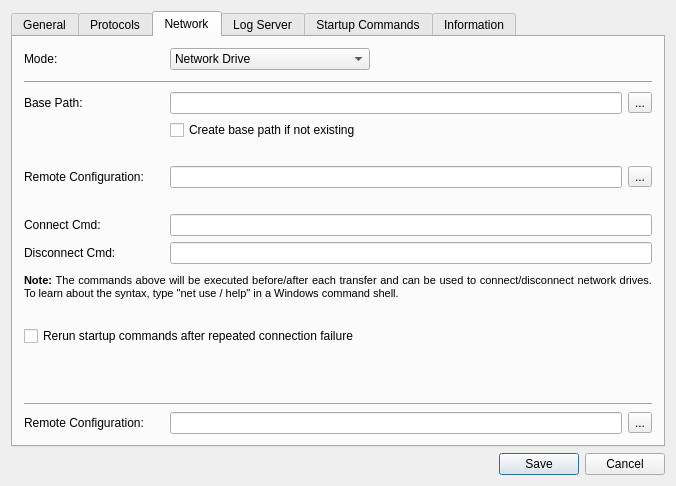
WillForan/yarraclient, file Client/rds_configurationwindow.ui: the form before one commit.
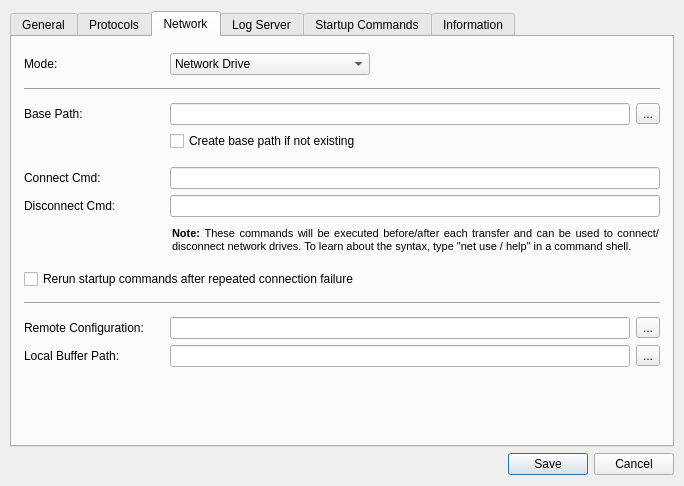
The form after the commit. Icons and pictures are not drawn.

The edit to the form file:
```diff
--- a/Client/rds_configurationwindow.ui
+++ b/Client/rds_configurationwindow.ui
@@ -6,7 +6,7 @@
    <rect>
     <x>0</x>
     <y>0</y>
-    <width>676</width>
+    <width>684</width>
     <height>486</height>
    </rect>
   </property>
@@ -14,6 +14,12 @@
    <string>Configuration</string>
   </property>
   <layout class="QVBoxLayout" name="verticalLayout">
+   <property name="leftMargin">
+    <number>10</number>
+   </property>
+   <property name="rightMargin">
+    <number>10</number>
+   </property>
    <item>
     <widget class="QTabWidget" name="tabWidget">
      <property name="tabShape">
@@ -583,11 +589,20 @@
       <attribute name="title">
        <string>Network</string>
       </attribute>
-      <layout class="QVBoxLayout" name="verticalLayout_4">
+      <layout class="QVBoxLayout" name="verticalLayout_5">
+       <property name="leftMargin">
+        <number>12</number>
+       </property>
+       <property name="topMargin">
+        <number>16</number>
+       </property>
+       <property name="rightMargin">
+        <number>12</number>
+       </property>
        <item>
         <layout class="QHBoxLayout" name="horizontalLayout">
          <property name="bottomMargin">
-          <number>4</number>
+          <number>0</number>
          </property>
          <item>
           <widget class="QLabel" name="label_13">
@@ -637,7 +652,7 @@
          <property name="minimumSize">
           <size>
            <width>0</width>
-           <height>4</height>
+           <height>16</height>
           </size>
          </property>
          <property name="orientation">
@@ -645,24 +660,13 @@
          </property>
         </widget>
        </item>
-       <item>
-        <layout class="QHBoxLayout" name="horizontalLayout_2">
-         <property name="spacing">
-          <number>0</number>
-         </property>
-         <property name="leftMargin">
-          <number>0</number>
-         </property>
-         <property name="topMargin">
-          <number>2</number>
-         </property>
          <item>
           <widget class="QStackedWidget" name="networkStackedWidget">
            <property name="currentIndex">
             <number>0</number>
            </property>
            <widget class="QWidget" name="page">
-            <layout class="QVBoxLayout" name="verticalLayout_5">
+          <layout class="QVBoxLayout" name="verticalLayout_4">
              <property name="leftMargin">
               <number>0</number>
              </property>
@@ -753,50 +757,7 @@
                <property name="sizeHint" stdset="0">
                 <size>
                  <width>20</width>
-                 <height>20</height>
-                </size>
-               </property>
-              </spacer>
-             </item>
-             <item>
-              <layout class="QHBoxLayout" name="horizontalLayout_9">
-               <item>
-                <widget class="QLabel" name="networkRemoteConfigLabel">
-                 <property name="minimumSize">
-                  <size>
-                   <width>140</width>
-                   <height>0</height>
-                  </size>
-                 </property>
-                 <property name="text">
-                  <string>Remote Configuration: </string>
-                 </property>
-                </widget>
-               </item>
-               <item>
-                <widget class="QLineEdit" name="networkRemoteConfigLabelEdit"/>
-               </item>
-               <item>
-                <widget class="QToolButton" name="networkRemoteConfigurationButton">
-                 <property name="text">
-                  <string>...</string>
-                 </property>
-                </widget>
-               </item>
-              </layout>
-             </item>
-             <item>
-              <spacer name="verticalSpacer_19">
-               <property name="orientation">
-                <enum>Qt::Vertical</enum>
-               </property>
-               <property name="sizeType">
-                <enum>QSizePolicy::Fixed</enum>
-               </property>
-               <property name="sizeHint" stdset="0">
-                <size>
-                 <width>20</width>
-                 <height>20</height>
+               <height>10</height>
                 </size>
                </property>
               </spacer>
@@ -861,13 +822,31 @@
               </spacer>
              </item>
              <item>
+            <layout class="QHBoxLayout" name="horizontalLayout_2">
+             <item>
+              <spacer name="horizontalSpacer_4">
+               <property name="orientation">
+                <enum>Qt::Horizontal</enum>
+               </property>
+               <property name="sizeType">
+                <enum>QSizePolicy::Fixed</enum>
+               </property>
+               <property name="sizeHint" stdset="0">
+                <size>
+                 <width>148</width>
+                 <height>20</height>
+                </size>
+               </property>
+              </spacer>
+             </item>
+             <item>
               <widget class="QLabel" name="label_18">
                <property name="text">
                 <string>&lt;!DOCTYPE HTML PUBLIC &quot;-//W3C//DTD HTML 4.0//EN&quot; &quot;http://www.w3.org/TR/REC-html40/strict.dtd&quot;&gt;
 &lt;html&gt;&lt;head&gt;&lt;meta name=&quot;qrichtext&quot; content=&quot;1&quot; /&gt;&lt;style type=&quot;text/css&quot;&gt;
 p, li { white-space: pre-wrap; }
 &lt;/style&gt;&lt;/head&gt;&lt;body style=&quot; font-family:'MS Shell Dlg 2'; font-size:8pt; font-weight:400; font-style:normal;&quot;&gt;
-&lt;p style=&quot; margin-top:0px; margin-bottom:0px; margin-left:0px; margin-right:0px; -qt-block-indent:0; text-indent:0px;&quot;&gt;&lt;span style=&quot; font-weight:600;&quot;&gt;Note: &lt;/span&gt;The commands above will be executed before/after each transfer and can be used to connect/disconnect network drives. To learn about the syntax, type &amp;quot;net use / help&amp;quot; in a Windows command shell.&lt;/p&gt;&lt;/body&gt;&lt;/html&gt;</string>
+&lt;p style=&quot; margin-top:0px; margin-bottom:0px; margin-left:0px; margin-right:0px; -qt-block-indent:0; text-indent:0px;&quot;&gt;&lt;span style=&quot; font-weight:600;&quot;&gt;Note: &lt;/span&gt;These commands will be executed before/after each transfer and can be used to connect/disconnect network drives. To learn about the syntax, type &amp;quot;net use / help&amp;quot; in a command shell.&lt;/p&gt;&lt;/body&gt;&lt;/html&gt;</string>
                </property>
                <property name="alignment">
                 <set>Qt::AlignJustify|Qt::AlignVCenter</set>
@@ -878,7 +857,12 @@
                <property name="margin">
                 <number>0</number>
                </property>
+               <property name="indent">
+                <number>0</number>
+               </property>
               </widget>
+             </item>
+            </layout>
              </item>
              <item>
               <spacer name="verticalSpacer_4">
@@ -891,7 +875,7 @@
                <property name="sizeHint" stdset="0">
                 <size>
                  <width>20</width>
-                 <height>20</height>
+               <height>10</height>
                 </size>
                </property>
               </spacer>
@@ -903,19 +887,6 @@
                </property>
               </widget>
              </item>
-             <item>
-              <spacer name="verticalSpacer_14">
-               <property name="orientation">
-                <enum>Qt::Vertical</enum>
-               </property>
-               <property name="sizeHint" stdset="0">
-                <size>
-                 <width>20</width>
-                 <height>64</height>
-                </size>
-               </property>
-              </spacer>
-             </item>
             </layout>
            </widget>
            <widget class="QWidget" name="page_2">
@@ -1004,28 +975,46 @@
            </widget>
           </widget>
          </item>
-        </layout>
-       </item>
-       <item>
-        <spacer name="verticalSpacer_8">
-         <property name="orientation">
-          <enum>Qt::Vertical</enum>
-         </property>
-         <property name="sizeHint" stdset="0">
-          <size>
-           <width>20</width>
-           <height>130</height>
-          </size>
-         </property>
-        </spacer>
-       </item>
        <item>
         <widget class="Line" name="line_6">
+         <property name="minimumSize">
+          <size>
+           <width>0</width>
+           <height>16</height>
+          </size>
+         </property>
          <property name="orientation">
           <enum>Qt::Horizontal</enum>
          </property>
         </widget>
        </item>
+       <item>
+        <layout class="QHBoxLayout" name="horizontalLayout_9">
+         <item>
+          <widget class="QLabel" name="networkRemoteConfigLabel">
+           <property name="minimumSize">
+            <size>
+             <width>140</width>
+             <height>0</height>
+            </size>
+           </property>
+           <property name="text">
+            <string>Remote Configuration: </string>
+           </property>
+          </widget>
+         </item>
+         <item>
+          <widget class="QLineEdit" name="networkRemoteConfigLabelEdit"/>
+         </item>
+         <item>
+          <widget class="QToolButton" name="networkRemoteConfigurationButton">
+           <property name="text">
+            <string>...</string>
+           </property>
+          </widget>
+         </item>
+        </layout>
+       </item>
        <item>
         <layout class="QHBoxLayout" name="horizontalLayout_12">
          <item>
@@ -1037,7 +1026,7 @@
             </size>
            </property>
            <property name="text">
-            <string>Remote Configuration: </string>
+            <string>Local Buffer Path: </string>
            </property>
           </widget>
          </item>
@@ -1053,6 +1042,22 @@
          </item>
         </layout>
        </item>
+       <item>
+        <spacer name="verticalSpacer_8">
+         <property name="orientation">
+          <enum>Qt::Vertical</enum>
+         </property>
+         <property name="sizeType">
+          <enum>QSizePolicy::MinimumExpanding</enum>
+         </property>
+         <property name="sizeHint" stdset="0">
+          <size>
+           <width>20</width>
+           <height>40</height>
+          </size>
+         </property>
+        </spacer>
+       </item>
       </layout>
      </widget>
      <widget class="QWidget" name="logServerTab">
```
Left out of the diff: 121 changed lines with no effect on the pictures. Lines whose indentation alone changed are shown as unchanged.
